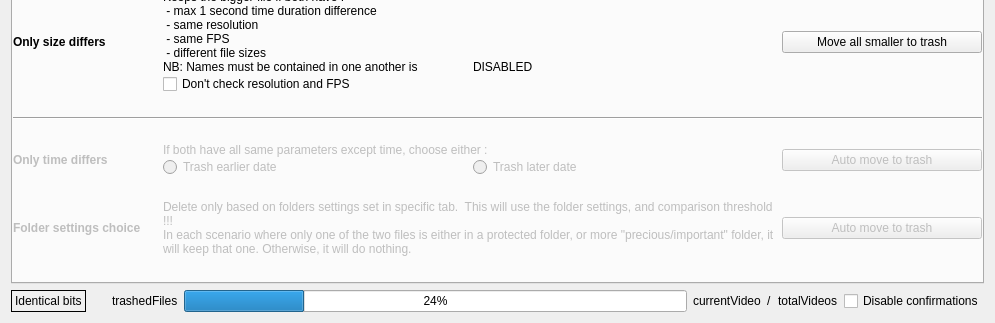
theophanemayaud/video-simili-duplicate-cleaner, file QtProject/app/comparison.ui: the form before one commit; both pictures show x 0 to 995 and y 327 to 650 of the 995 by 650 pixel window.
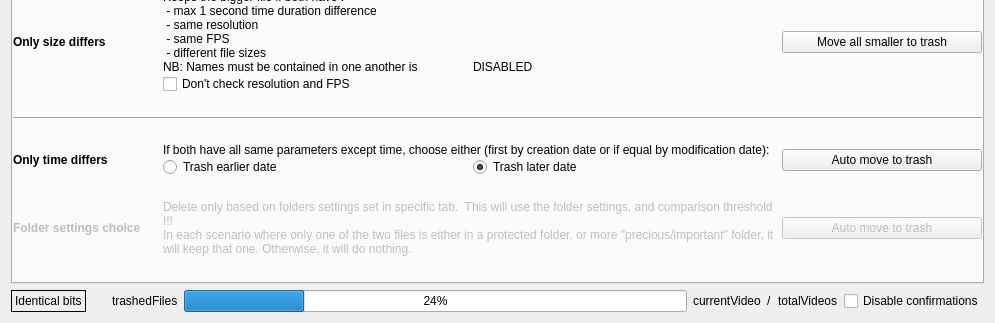
The form after the commit. The open tabs and pages were chosen to show the change. Custom widgets are drawn as their Qt base class.

Commit message: feat(comparison): new auto comparison mode for videos where only created or modified dates differ

```diff
--- a/QtProject/app/comparison.ui
+++ b/QtProject/app/comparison.ui
@@ -1281,7 +1281,7 @@
            <item>
             <widget class="QLabel" name="label_onlyTimeDiffers">
              <property name="enabled">
-              <bool>false</bool>
+              <bool>true</bool>
              </property>
              <property name="sizePolicy">
               <sizepolicy hsizetype="Fixed" vsizetype="Preferred">
@@ -1310,13 +1310,13 @@
              <item>
               <widget class="QLabel" name="label_label_onlyTimeDiffers_Descript">
                <property name="enabled">
-                <bool>false</bool>
-               </property>
-               <property name="lineWidth">
-                <number>2</number>
+                <bool>true</bool>
                </property>
                <property name="text">
-                <string>If both have all same parameters except time, choose either :</string>
+                <string>If both have all same parameters except time, choose either (first by creation date or if equal by modification date):</string>
+               </property>
+               <property name="wordWrap">
+                <bool>true</bool>
                </property>
               </widget>
              </item>
@@ -1325,21 +1325,27 @@
                <item>
                 <widget class="QRadioButton" name="radioButton_onlyTimeDiffers_trashEarlier">
                  <property name="enabled">
-                  <bool>false</bool>
+                  <bool>true</bool>
                  </property>
                  <property name="text">
                   <string>Trash earlier date</string>
                  </property>
+                 <property name="checked">
+                  <bool>false</bool>
+                 </property>
                 </widget>
                </item>
                <item>
                 <widget class="QRadioButton" name="radioButton_onlyTimeDiffers_trashLater">
                  <property name="enabled">
-                  <bool>false</bool>
+                  <bool>true</bool>
                  </property>
                  <property name="text">
                   <string>Trash later date</string>
                  </property>
+                 <property name="checked">
+                  <bool>true</bool>
+                 </property>
                 </widget>
                </item>
               </layout>
@@ -1349,7 +1355,7 @@
            <item>
             <widget class="QPushButton" name="pushButton_onlyTimeDiffersAutoTrash">
              <property name="enabled">
-              <bool>false</bool>
+              <bool>true</bool>
              </property>
              <property name="sizePolicy">
               <sizepolicy hsizetype="Fixed" vsizetype="Fixed">
```
Left out of the diff: 2 changed lines with no effect on the pictures. The commit also changes 4 other files.
